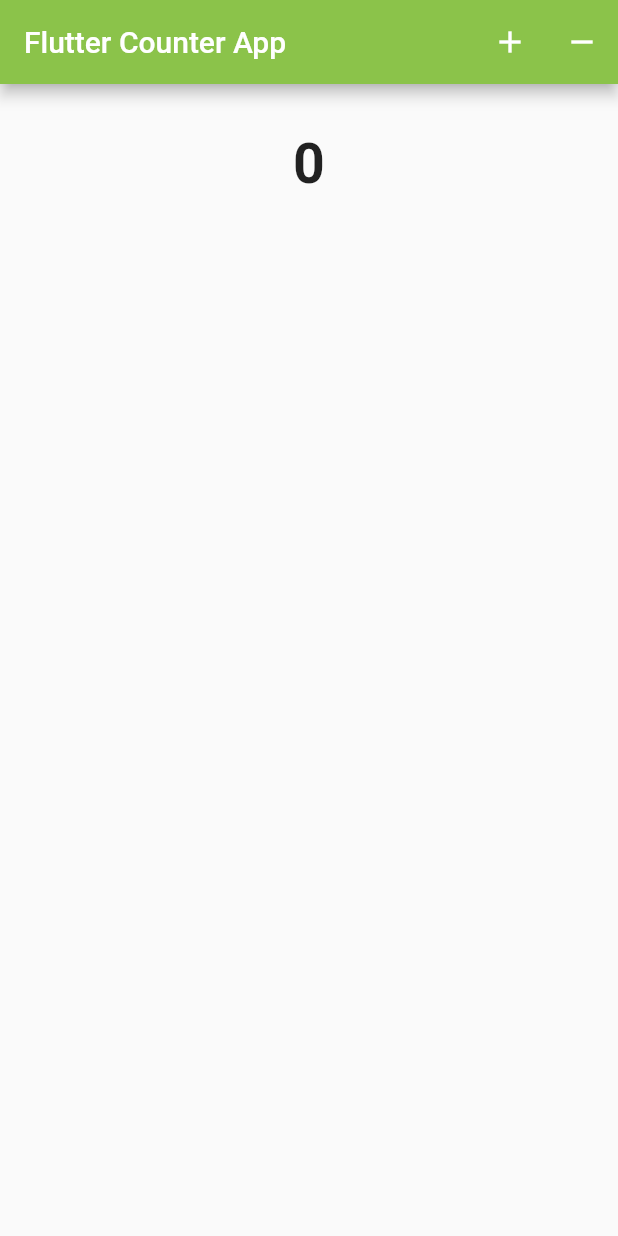
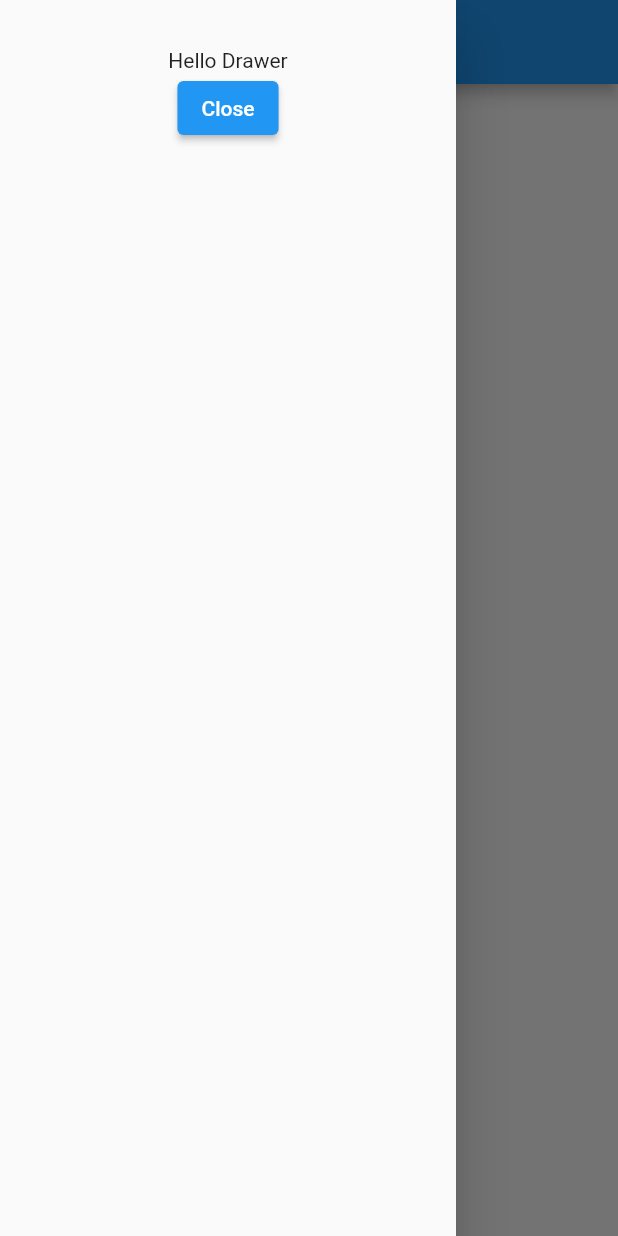
Before and after one commit to wasimiqbal1/Flutter, a Flutter app: the screen it shows after launch, with the side drawer open (before the commit the screen has no drawer), on a phone screen of 412 x 824 dp. Run offline on Flutter 3.47's test engine with Material 2 defaults, Android fonts, the light colour scheme and no system bars.

Commit message:
flutter drawer

```diff
--- a/flutter_udemy/lib/main.dart
+++ b/flutter_udemy/lib/main.dart
@@ -12,31 +12,31 @@
 }
 
 class _State extends State<MyApp> {
-
-  int _value = 0;
-
-  void _add() => setState(() => _value++);
-  void _remove() => setState(() => _value--);
-
-
   @override
   Widget build(BuildContext context) {
     return new Scaffold(
       appBar: new AppBar(
-        title: new Text('Flutter Counter App'),
-        backgroundColor: Colors.lightGreen,
-        actions: <Widget>[
-          new IconButton(icon: new Icon(Icons.add), onPressed: _add),
-          new IconButton(icon: new Icon(Icons.remove), onPressed: _remove)
-        ],
+        title: new Text('Name here'),
       ),
+      drawer: new Drawer(
+        child: new Container(
+          padding: new EdgeInsets.all(32.0),
+          child: new Column(
+            children: <Widget>[
+              new Text('Hello Drawer'),
+              new ElevatedButton(onPressed: () => Navigator.pop(context), child: new Text('Close'),)
+            ],
+          ),
+        ),
+      ),
+
       body: new Container(
         padding: new EdgeInsets.all(32.0),
         child: new Center(
           child: new Column(
             children: <Widget>[
-              new Text(_value.toString(), style: new TextStyle(fontWeight: FontWeight.bold, fontSize: 37.0),)
-          ],
+              new Text('Add Widgets Here')
+            ],
           ),
         )
       ),
```
